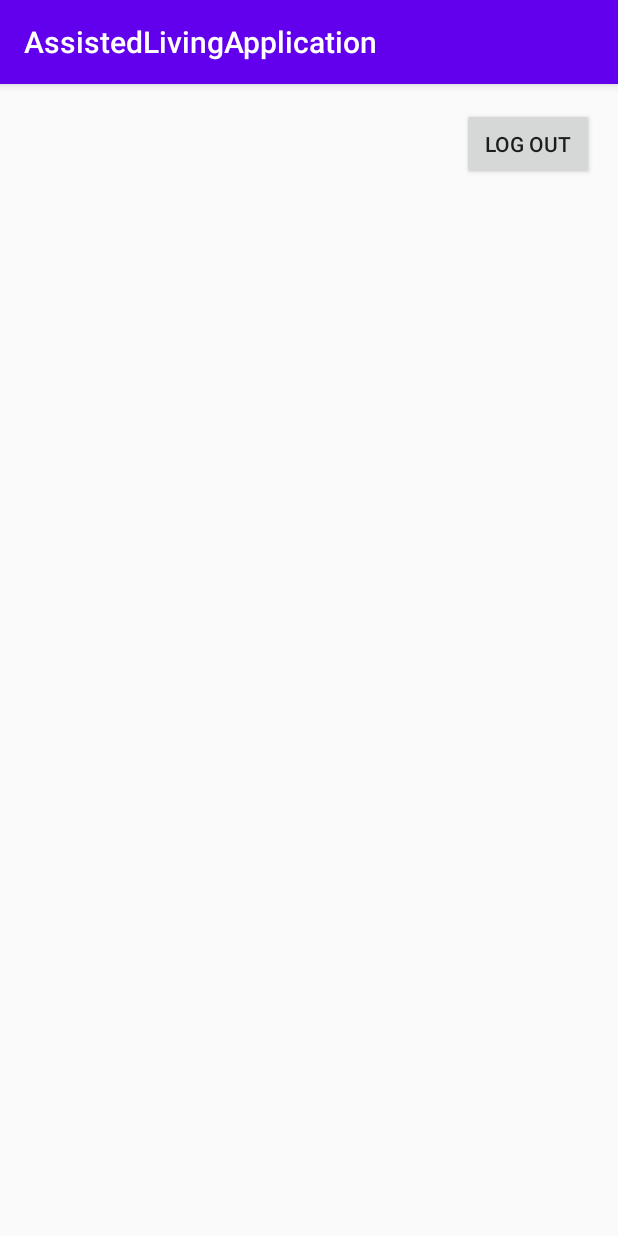
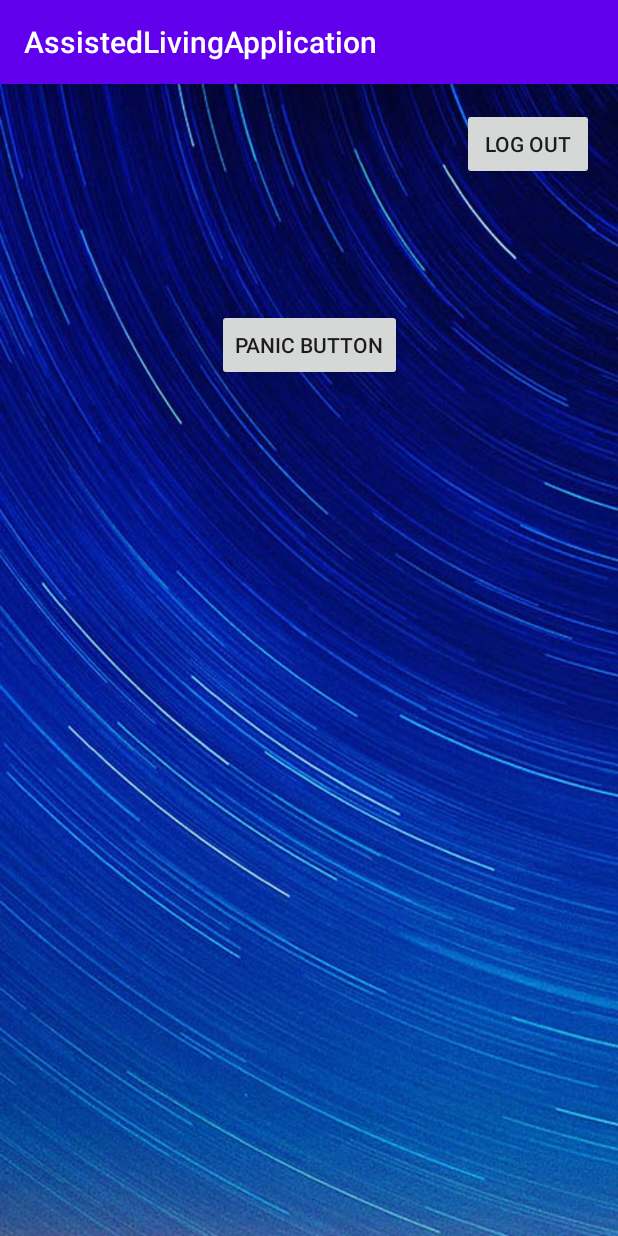
Before and after one commit to mccoy7777/AssistedLivingApplication, an Android app: the screen it shows after launch once a user with an empty profile is signed in (MainActivity), on a phone screen of 412 x 824 dp. Run offline under Robolectric (Android 15) with nearby library versions, the light colour scheme and no system bars; our stand-ins replace Firebase (no records; nobody signed in at launch, a user with empty details on screens opened directly).

Commit message:
Added Panic Button and Some Small Changes to Layout

```diff
--- a/app/src/main/AndroidManifest.xml
+++ b/app/src/main/AndroidManifest.xml
@@ -2,7 +2,7 @@
 <manifest xmlns:android="http://schemas.android.com/apk/res/android"
     package="com.example.assistedlivingapplication">
 
-    <uses-permission android:name="android.permission.INTERNET"/>
+    <uses-permission android:name="android.permission.INTERNET" />
 
     <application
         android:allowBackup="true"
@@ -11,7 +11,8 @@
         android:roundIcon="@mipmap/ic_launcher_round"
         android:supportsRtl="true"
         android:theme="@style/AppTheme">
-        <activity android:name=".Login"></activity>
+        <activity android:name=".PanicButton"></activity>
+        <activity android:name=".Login" />
         <activity android:name=".MainActivity" />
         <activity android:name=".Register">
             <intent-filter>
--- a/app/src/main/java/com/example/assistedlivingapplication/MainActivity.java
+++ b/app/src/main/java/com/example/assistedlivingapplication/MainActivity.java
@@ -35,4 +35,10 @@ public class MainActivity extends AppCompatActivity {
         finish();
     }//End of logout method
 
+    //Create method to switch to panic button screen
+    public void panicButton (View view){
+        startActivity(new Intent(getApplicationContext(), PanicButton.class));
+        finish();
+    }//end of panicButton method
+
 }//End of Main class
--- a/app/src/main/res/layout/activity_main.xml
+++ b/app/src/main/res/layout/activity_main.xml
@@ -4,6 +4,7 @@
     xmlns:tools="http://schemas.android.com/tools"
     android:layout_width="match_parent"
     android:layout_height="match_parent"
+    android:background="@drawable/nice_blue_background"
     tools:context=".LoginActivity">
 
     <Button
@@ -13,9 +14,20 @@
         android:layout_marginTop="16dp"
         android:layout_marginEnd="16dp"
         android:layout_marginRight="16dp"
+        android:onClick="logout"
         android:text="Log Out"
         app:layout_constraintEnd_toEndOf="parent"
-        app:layout_constraintTop_toTopOf="parent"
-        android:onClick="logout"/>
+        app:layout_constraintTop_toTopOf="parent" />
+
+    <Button
+        android:id="@+id/btn_panic"
+        android:layout_width="wrap_content"
+        android:layout_height="wrap_content"
+        android:layout_marginTop="150dp"
+        android:onClick="panicButton"
+        android:text="Panic Button"
+        app:layout_constraintEnd_toEndOf="parent"
+        app:layout_constraintStart_toStartOf="parent"
+        app:layout_constraintTop_toTopOf="parent" />
 
 </androidx.constraintlayout.widget.ConstraintLayout>
--- a/app/src/main/res/layout/activity_register.xml
+++ b/app/src/main/res/layout/activity_register.xml
@@ -50,6 +50,7 @@
         android:layout_height="wrap_content"
         android:layout_marginStart="16dp"
         android:layout_marginLeft="16dp"
+        android:layout_marginTop="8dp"
         android:layout_marginEnd="16dp"
         android:layout_marginRight="16dp"
         android:background="#131313"
@@ -71,6 +72,7 @@
         android:layout_height="wrap_content"
         android:layout_marginStart="16dp"
         android:layout_marginLeft="16dp"
+        android:layout_marginTop="8dp"
         android:layout_marginEnd="16dp"
         android:layout_marginRight="16dp"
         android:background="#131313"
@@ -105,6 +107,7 @@
         android:layout_height="wrap_content"
         android:layout_marginStart="16dp"
         android:layout_marginLeft="16dp"
+        android:layout_marginTop="8dp"
         android:layout_marginEnd="16dp"
         android:layout_marginRight="16dp"
         android:background="#131313"
@@ -126,6 +129,7 @@
         android:layout_height="wrap_content"
         android:layout_marginStart="16dp"
         android:layout_marginLeft="16dp"
+        android:layout_marginTop="8dp"
         android:layout_marginEnd="16dp"
         android:layout_marginRight="16dp"
         android:background="#131313"
```
Also changed, not shown: app/src/main/java/com/example/assistedlivingapplication/PanicButton.java (added, +52 -0 lines), app/src/main/res/drawable-v24/roundbutton.xml (added, +13 -0 lines), app/src/main/res/layout/activity_panic_button.xml (added, +50 -0 lines), 1 other file.
